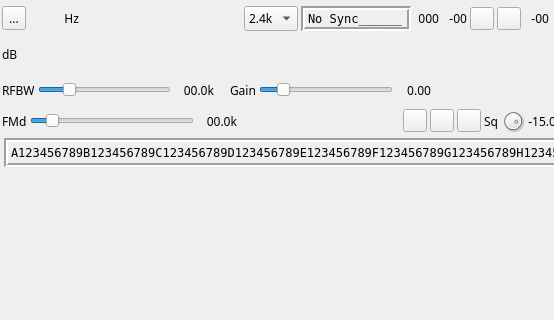
Old version of the form plugins/channelrx/demoddsd/dsddemodgui.ui in the repository f4exb/sdrangel; both pictures show x 0 to 554 and y 0 to 320 of the 647 by 841 pixel window.
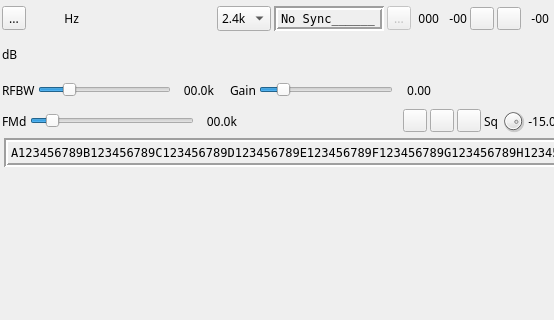
New version of the form. Icons and pictures are not drawn. Custom widgets are drawn as their Qt base class.

Commit message: DSD decoder: updated to get symbol PLL lock status. Bumped to version 3.4.2

```diff
--- a/plugins/channelrx/demoddsd/dsddemodgui.ui
+++ b/plugins/channelrx/demoddsd/dsddemodgui.ui
@@ -213,6 +213,23 @@
         </property>
        </widget>
       </item>
+      <item>
+       <widget class="QToolButton" name="symbolPLLLock">
+        <property name="enabled">
+         <bool>false</bool>
+        </property>
+        <property name="toolTip">
+         <string>Symbol PLL lock indicator (green: locked)</string>
+        </property>
+        <property name="text">
+         <string>...</string>
+        </property>
+        <property name="icon">
+         <iconset resource="../../../sdrbase/resources/res.qrc">
+          <normaloff>:/locked.png</normaloff>:/locked.png</iconset>
+        </property>
+       </widget>
+      </item>
       <item>
        <widget class="QLabel" name="symbolSyncQualityText">
         <property name="minimumSize">
```
Left out of the diff: 22 changed lines with no effect on the pictures. The commit also changes 6 other files.
